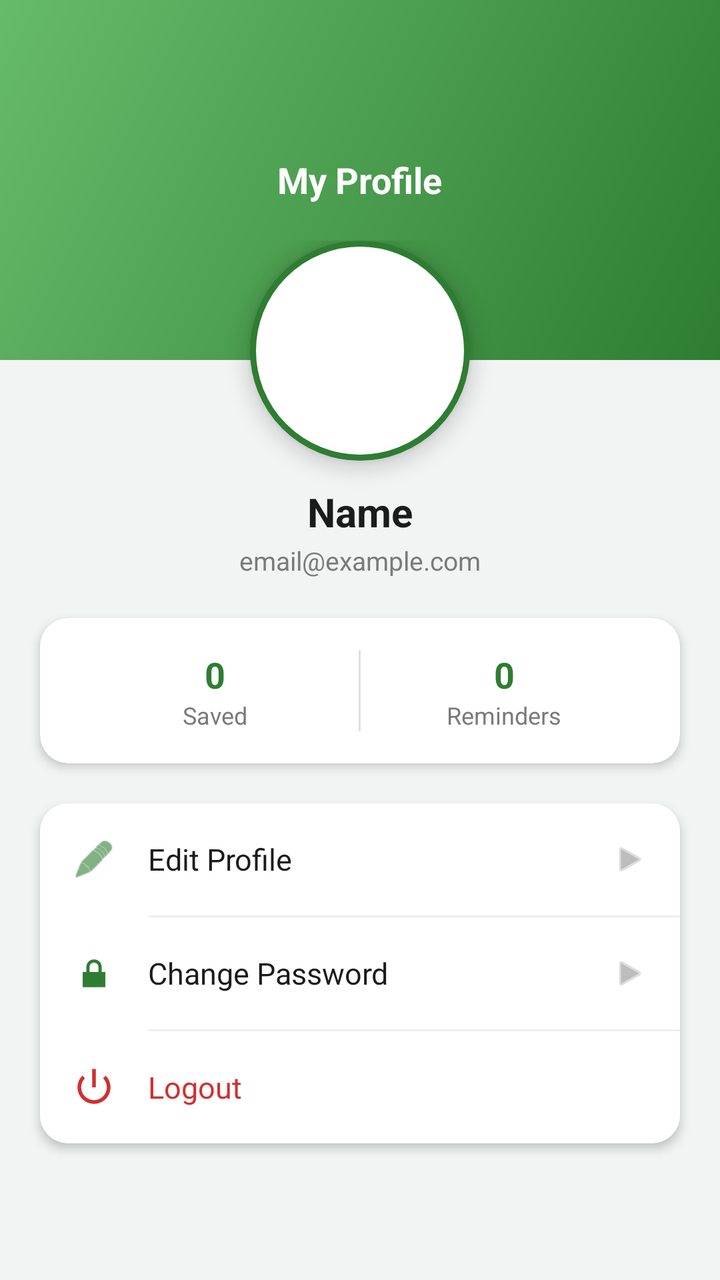
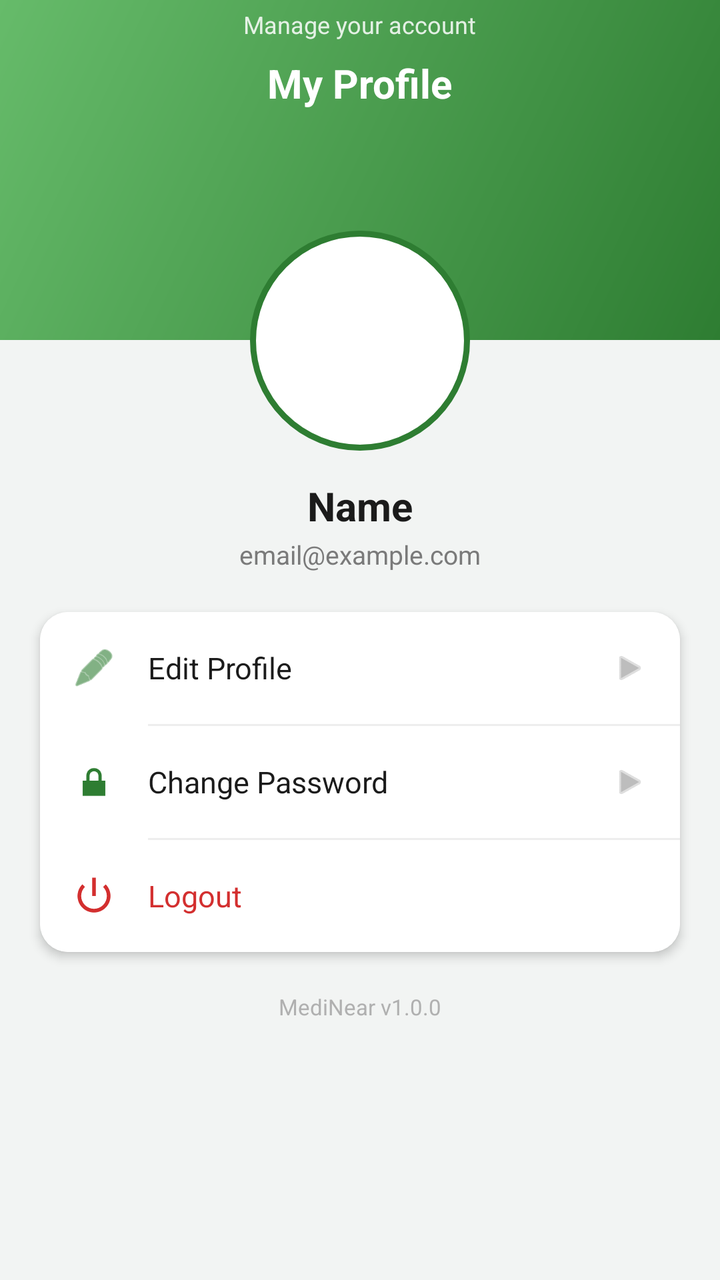

Compare the two renders of this Android layout. The source of the first and the diff that turns it into the second are given below.
<!-- AndroidManifest.xml: application theme Theme.MediNear -->
<!-- res/layout/activity_profile.xml -->
<?xml version="1.0" encoding="utf-8"?>
<ScrollView xmlns:android="http://schemas.android.com/apk/res/android"
    xmlns:app="http://schemas.android.com/apk/res-auto"
    xmlns:tools="http://schemas.android.com/tools"
    android:layout_width="match_parent"
    android:layout_height="match_parent"
    android:background="#F2F4F3"
    android:fillViewport="true">

    <LinearLayout
        android:layout_width="match_parent"
        android:layout_height="wrap_content"
        android:orientation="vertical">

        
        <RelativeLayout
            android:layout_width="match_parent"
            android:layout_height="180dp"
            android:background="@drawable/gradient_header">

            <TextView
                android:layout_width="wrap_content"
                android:layout_height="wrap_content"
                android:layout_centerInParent="true"
                android:text="My Profile"
                android:textColor="@android:color/white"
                android:textSize="18sp"
                android:textStyle="bold" />

        </RelativeLayout>

        
        <LinearLayout
            android:layout_width="match_parent"
            android:layout_height="wrap_content"
            android:layout_marginTop="-60dp"
            android:gravity="center_horizontal"
            android:orientation="vertical">

            <ImageView
                android:id="@+id/ivProfilePicture"
                android:layout_width="110dp"
                android:layout_height="110dp"
                android:background="@drawable/circle_background"
                android:contentDescription="Profile Picture"
                android:elevation="6dp"
                android:padding="22dp"
                android:src="@android:drawable/sym_def_app_icon" />

            <TextView
                android:id="@+id/tvUserName"
                android:layout_width="wrap_content"
                android:layout_height="wrap_content"
                android:layout_marginTop="12dp"
                android:text="Name"
                android:textColor="#1B1B1B"
                android:textSize="20sp"
                android:textStyle="bold" />

            <TextView
                android:id="@+id/tvUserEmail"
                android:layout_width="wrap_content"
                android:layout_height="wrap_content"
                android:layout_marginTop="2dp"
                android:text="email@example.com"
                android:textColor="#7A7A7A"
                android:textSize="13sp" />

        </LinearLayout>

        
        <androidx.cardview.widget.CardView
            android:layout_width="match_parent"
            android:layout_height="wrap_content"
            android:layout_margin="20dp"
            app:cardCornerRadius="14dp"
            app:cardElevation="3dp">

            <LinearLayout
                android:layout_width="match_parent"
                android:layout_height="wrap_content"
                android:orientation="horizontal"
                android:padding="16dp">

                
                <LinearLayout
                    android:layout_width="0dp"
                    android:layout_height="wrap_content"
                    android:layout_weight="1"
                    android:gravity="center"
                    android:orientation="vertical">

                    <TextView
                        android:id="@+id/tvSavedPharmacies"
                        android:layout_width="wrap_content"
                        android:layout_height="wrap_content"
                        android:text="0"
                        android:textColor="#2E7D32"
                        android:textSize="18sp"
                        android:textStyle="bold" />

                    <TextView
                        android:layout_width="wrap_content"
                        android:layout_height="wrap_content"
                        android:text="Saved"
                        android:textColor="#7A7A7A"
                        android:textSize="12sp" />

                </LinearLayout>

                <View
                    android:layout_width="1dp"
                    android:layout_height="match_parent"
                    android:background="#E0E0E0" />

                
                <LinearLayout
                    android:layout_width="0dp"
                    android:layout_height="wrap_content"
                    android:layout_weight="1"
                    android:gravity="center"
                    android:orientation="vertical">

                    <TextView
                        android:id="@+id/tvReminders"
                        android:layout_width="wrap_content"
                        android:layout_height="wrap_content"
                        android:text="0"
                        android:textColor="#2E7D32"
                        android:textSize="18sp"
                        android:textStyle="bold" />

                    <TextView
                        android:layout_width="wrap_content"
                        android:layout_height="wrap_content"
                        android:text="Reminders"
                        android:textColor="#7A7A7A"
                        android:textSize="12sp" />

                </LinearLayout>

            </LinearLayout>

        </androidx.cardview.widget.CardView>

        
        <androidx.cardview.widget.CardView
            android:layout_width="match_parent"
            android:layout_height="wrap_content"
            android:layout_marginStart="20dp"
            android:layout_marginEnd="20dp"
            android:layout_marginBottom="16dp"
            app:cardCornerRadius="14dp"
            app:cardElevation="3dp">

            <LinearLayout
                android:layout_width="match_parent"
                android:layout_height="wrap_content"
                android:orientation="vertical">

                
                <LinearLayout
                    android:id="@+id/rowEditProfile"
                    android:layout_width="match_parent"
                    android:layout_height="56dp"
                    android:background="@drawable/row_ripple"
                    android:clickable="true"
                    android:focusable="true"
                    android:gravity="center_vertical"
                    android:orientation="horizontal"
                    android:paddingStart="16dp"
                    android:paddingEnd="16dp">

                    <ImageView
                        android:layout_width="22dp"
                        android:layout_height="22dp"
                        android:contentDescription="Edit Profile"
                        android:src="@android:drawable/ic_menu_edit"
                        app:tint="#2E7D32" />

                    <TextView
                        android:layout_width="0dp"
                        android:layout_height="wrap_content"
                        android:layout_marginStart="16dp"
                        android:layout_weight="1"
                        android:text="Edit Profile"
                        android:textColor="#1B1B1B"
                        android:textSize="15sp" />

                    <ImageView
                        android:layout_width="18dp"
                        android:layout_height="18dp"
                        android:contentDescription="Go"
                        android:src="@android:drawable/ic_media_play"
                        app:tint="#BDBDBD" />

                </LinearLayout>

                <View
                    android:layout_width="match_parent"
                    android:layout_height="1dp"
                    android:layout_marginStart="54dp"
                    android:background="#EEEEEE" />

                
                <LinearLayout
                    android:id="@+id/rowChangePassword"
                    android:layout_width="match_parent"
                    android:layout_height="56dp"
                    android:background="@drawable/row_ripple"
                    android:clickable="true"
                    android:focusable="true"
                    android:gravity="center_vertical"
                    android:orientation="horizontal"
                    android:paddingStart="16dp"
                    android:paddingEnd="16dp">

                    <ImageView
                        android:layout_width="22dp"
                        android:layout_height="22dp"
                        android:contentDescription="Change Password"
                        android:src="@android:drawable/ic_lock_lock"
                        app:tint="#2E7D32" />

                    <TextView
                        android:layout_width="0dp"
                        android:layout_height="wrap_content"
                        android:layout_marginStart="16dp"
                        android:layout_weight="1"
                        android:text="Change Password"
                        android:textColor="#1B1B1B"
                        android:textSize="15sp" />

                    <ImageView
                        android:layout_width="18dp"
                        android:layout_height="18dp"
                        android:contentDescription="Go"
                        android:src="@android:drawable/ic_media_play"
                        app:tint="#BDBDBD" />

                </LinearLayout>

                <View
                    android:layout_width="match_parent"
                    android:layout_height="1dp"
                    android:layout_marginStart="54dp"
                    android:background="#EEEEEE" />

                
                <LinearLayout
                    android:id="@+id/rowLogout"
                    android:layout_width="match_parent"
                    android:layout_height="56dp"
                    android:background="@drawable/row_ripple"
                    android:clickable="true"
                    android:focusable="true"
                    android:gravity="center_vertical"
                    android:orientation="horizontal"
                    android:paddingStart="16dp"
                    android:paddingEnd="16dp">

                    <ImageView
                        android:layout_width="22dp"
                        android:layout_height="22dp"
                        android:contentDescription="Logout"
                        android:src="@android:drawable/ic_lock_power_off"
                        app:tint="#D32F2F" />

                    <TextView
                        android:layout_width="0dp"
                        android:layout_height="wrap_content"
                        android:layout_marginStart="16dp"
                        android:layout_weight="1"
                        android:text="Logout"
                        android:textColor="#D32F2F"
                        android:textSize="15sp" />

                </LinearLayout>

            </LinearLayout>

        </androidx.cardview.widget.CardView>

    </LinearLayout>

</ScrollView>
<!-- resources referenced by this layout -->
<resources>
  <!-- drawable circle_background (drawable) -->
  <?xml version="1.0" encoding="utf-8"?>
  <shape xmlns:android="http://schemas.android.com/apk/res/android"
      android:shape="oval">
      <solid android:color="#FFFFFF" />
      <stroke
          android:width="3dp"
          android:color="#2E7D32" />
  </shape>
  <!-- drawable gradient_header (drawable) -->
  <?xml version="1.0" encoding="utf-8"?>
  <shape xmlns:android="http://schemas.android.com/apk/res/android"
      android:shape="rectangle">
      <gradient
          android:startColor="#2E7D32"
          android:endColor="#66BB6A"
          android:angle="135" />
  </shape>
  <!-- drawable row_ripple (drawable) -->
  <?xml version="1.0" encoding="utf-8"?>
  <ripple xmlns:android="http://schemas.android.com/apk/res/android"
      android:color="#1A2E7D32">
      <item android:drawable="@android:color/white" />
  </ripple>
  <style name="Theme.MediNear" parent="Base.Theme.MediNear" />
  <style name="Base.Theme.MediNear" parent="Theme.Material3.DayNight.NoActionBar">
          
          
      </style>
</resources>

<!-- the commit's change to res/layout/activity_profile.xml (unified diff, before → after) -->
@@ -15,43 +15,62 @@
         
         <RelativeLayout
             android:layout_width="match_parent"
-            android:layout_height="180dp"
+            android:layout_height="170dp"
             android:background="@drawable/gradient_header">
 
             <TextView
                 android:layout_width="wrap_content"
                 android:layout_height="wrap_content"
-                android:layout_centerInParent="true"
+                android:layout_centerHorizontal="true"
+                android:layout_marginTop="28dp"
                 android:text="My Profile"
                 android:textColor="@android:color/white"
-                android:textSize="18sp"
+                android:textSize="20sp"
                 android:textStyle="bold" />
 
+            <TextView
+                android:layout_width="wrap_content"
+                android:layout_height="wrap_content"
+                android:layout_centerHorizontal="true"
+                android:layout_marginTop="4dp"
+                android:alpha="0.85"
+                android:text="Manage your account"
+                android:textColor="@android:color/white"
+                android:textSize="12sp" />
+
         </RelativeLayout>
 
         
         <LinearLayout
             android:layout_width="match_parent"
             android:layout_height="wrap_content"
-            android:layout_marginTop="-60dp"
+            android:layout_marginTop="-55dp"
             android:gravity="center_horizontal"
             android:orientation="vertical">
 
-            <ImageView
-                android:id="@+id/ivProfilePicture"
+            <FrameLayout
                 android:layout_width="110dp"
                 android:layout_height="110dp"
-                android:background="@drawable/circle_background"
-                android:contentDescription="Profile Picture"
-                android:elevation="6dp"
-                android:padding="22dp"
-                android:src="@android:drawable/sym_def_app_icon" />
+                android:elevation="6dp">
+
+                <TextView
+                    android:id="@+id/tvAvatarInitial"
+                    android:layout_width="match_parent"
+                    android:layout_height="match_parent"
+                    android:background="@drawable/circle_background"
+                    android:gravity="center"
+                    android:text="U"
+                    android:textColor="@android:color/white"
+                    android:textSize="42sp"
+                    android:textStyle="bold" />
+
+            </FrameLayout>
 
             <TextView
                 android:id="@+id/tvUserName"
                 android:layout_width="wrap_content"
                 android:layout_height="wrap_content"
-                android:layout_marginTop="12dp"
+                android:layout_marginTop="14dp"
                 android:text="Name"
                 android:textColor="#1B1B1B"
                 android:textSize="20sp"
@@ -73,83 +92,6 @@
             android:layout_width="match_parent"
             android:layout_height="wrap_content"
             android:layout_margin="20dp"
-            app:cardCornerRadius="14dp"
-            app:cardElevation="3dp">
-
-            <LinearLayout
-                android:layout_width="match_parent"
-                android:layout_height="wrap_content"
-                android:orientation="horizontal"
-                android:padding="16dp">
-
-                
-                <LinearLayout
-                    android:layout_width="0dp"
-                    android:layout_height="wrap_content"
-                    android:layout_weight="1"
-                    android:gravity="center"
-                    android:orientation="vertical">
-
-                    <TextView
-                        android:id="@+id/tvSavedPharmacies"
-                        android:layout_width="wrap_content"
-                        android:layout_height="wrap_content"
-                        android:text="0"
-                        android:textColor="#2E7D32"
-                        android:textSize="18sp"
-                        android:textStyle="bold" />
-
-                    <TextView
-                        android:layout_width="wrap_content"
-                        android:layout_height="wrap_content"
-                        android:text="Saved"
-                        android:textColor="#7A7A7A"
-                        android:textSize="12sp" />
-
-                </LinearLayout>
-
-                <View
-                    android:layout_width="1dp"
-                    android:layout_height="match_parent"
-                    android:background="#E0E0E0" />
-
-                
-                <LinearLayout
-                    android:layout_width="0dp"
-                    android:layout_height="wrap_content"
-                    android:layout_weight="1"
-                    android:gravity="center"
-                    android:orientation="vertical">
-
-                    <TextView
-                        android:id="@+id/tvReminders"
-                        android:layout_width="wrap_content"
-                        android:layout_height="wrap_content"
-                        android:text="0"
-                        android:textColor="#2E7D32"
-                        android:textSize="18sp"
-                        android:textStyle="bold" />
-
-                    <TextView
-                        android:layout_width="wrap_content"
-                        android:layout_height="wrap_content"
-                        android:text="Reminders"
-                        android:textColor="#7A7A7A"
-                        android:textSize="12sp" />
-
-                </LinearLayout>
-
-            </LinearLayout>
-
-        </androidx.cardview.widget.CardView>
-
-        
-        <androidx.cardview.widget.CardView
-            android:layout_width="match_parent"
-            android:layout_height="wrap_content"
-            android:layout_marginStart="20dp"
-            android:layout_marginEnd="20dp"
-            android:layout_marginBottom="16dp"
             app:cardCornerRadius="14dp"
             app:cardElevation="3dp">
 
@@ -281,6 +223,16 @@
 
         </androidx.cardview.widget.CardView>
 
+        
+        <TextView
+            android:layout_width="match_parent"
+            android:layout_height="wrap_content"
+            android:layout_marginBottom="24dp"
+            android:gravity="center"
+            android:text="MediNear v1.0.0"
+            android:textColor="#B0B0B0"
+            android:textSize="11sp" />
+
     </LinearLayout>
 
 </ScrollView>
